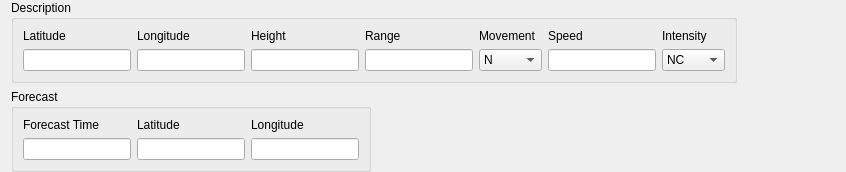
Old version of the form tafor/components/ui/sigmet_typhoon.ui in the repository up1and/tafor.
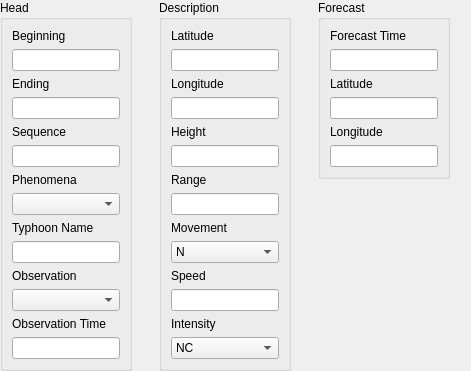
New version of the form.

Commit message: 重构 SIGMET 编辑器布局

What changed in the file:
```diff
--- a/tafor/components/ui/sigmet_typhoon.ui
+++ b/tafor/components/ui/sigmet_typhoon.ui
@@ -6,24 +6,190 @@
    <rect>
     <x>0</x>
     <y>0</y>
-    <width>846</width>
-    <height>164</height>
+    <width>471</width>
+    <height>334</height>
    </rect>
   </property>
   <property name="windowTitle">
    <string notr="true">Sigmet</string>
   </property>
-  <layout class="QVBoxLayout" name="verticalLayout">
+  <layout class="QGridLayout" name="gridLayout_3">
+   <property name="leftMargin">
+    <number>0</number>
+   </property>
    <property name="topMargin">
     <number>0</number>
    </property>
+   <property name="rightMargin">
+    <number>0</number>
+   </property>
    <property name="bottomMargin">
     <number>0</number>
    </property>
-   <item>
+   <item row="0" column="2" alignment="Qt::AlignLeft|Qt::AlignTop">
+    <widget class="QGroupBox" name="forecastGroup">
+     <property name="sizePolicy">
+      <sizepolicy hsizetype="Fixed" vsizetype="Fixed">
+       <horstretch>0</horstretch>
+       <verstretch>0</verstretch>
+      </sizepolicy>
+     </property>
+     <property name="title">
+      <string>Forecast</string>
+     </property>
+     <layout class="QGridLayout" name="gridLayout_2">
+      <item row="4" column="0">
+       <widget class="QLabel" name="forecastLongitudeLabel">
+        <property name="text">
+         <string>Longitude</string>
+        </property>
+        <property name="buddy">
+         <cstring>forecastLongitude</cstring>
+        </property>
+       </widget>
+      </item>
+      <item row="3" column="0">
+       <widget class="QLineEdit" name="forecastLatitude"/>
+      </item>
+      <item row="1" column="0">
+       <widget class="QLineEdit" name="forecastTime"/>
+      </item>
+      <item row="5" column="0">
+       <widget class="QLineEdit" name="forecastLongitude"/>
+      </item>
+      <item row="0" column="0">
+       <widget class="QLabel" name="forecastTimeLabel">
+        <property name="text">
+         <string>Forecast Time</string>
+        </property>
+        <property name="buddy">
+         <cstring>forecastTime</cstring>
+        </property>
+       </widget>
+      </item>
+      <item row="2" column="0">
+       <widget class="QLabel" name="forecastLatitudeLabel">
+        <property name="text">
+         <string>Latitude</string>
+        </property>
+        <property name="buddy">
+         <cstring>forecastLatitude</cstring>
+        </property>
+       </widget>
+      </item>
+     </layout>
+    </widget>
+   </item>
+   <item row="0" column="0" alignment="Qt::AlignLeft|Qt::AlignTop">
+    <widget class="QGroupBox" name="headGroup">
+     <property name="sizePolicy">
+      <sizepolicy hsizetype="Fixed" vsizetype="Fixed">
+       <horstretch>0</horstretch>
+       <verstretch>0</verstretch>
+      </sizepolicy>
+     </property>
+     <property name="title">
+      <string>Head</string>
+     </property>
+     <layout class="QGridLayout" name="gridLayout_4">
+      <item row="6" column="0">
+       <widget class="QLabel" name="phenomenaLabel">
+        <property name="text">
+         <string>Phenomena</string>
+        </property>
+        <property name="buddy">
+         <cstring>phenomena</cstring>
+        </property>
+       </widget>
+      </item>
+      <item row="10" column="0">
+       <widget class="QLabel" name="observationLabel">
+        <property name="text">
+         <string>Observation</string>
+        </property>
+        <property name="buddy">
+         <cstring>observation</cstring>
+        </property>
+       </widget>
+      </item>
+      <item row="1" column="0">
+       <widget class="QLineEdit" name="beginningTime"/>
+      </item>
+      <item row="7" column="0">
+       <widget class="QComboBox" name="phenomena"/>
+      </item>
+      <item row="4" column="0">
+       <widget class="QLabel" name="sequenceLabel">
+        <property name="text">
+         <string>Sequence</string>
+        </property>
+        <property name="buddy">
+         <cstring>sequence</cstring>
+        </property>
+       </widget>
+      </item>
+      <item row="9" column="0">
+       <widget class="QLineEdit" name="name"/>
+      </item>
+      <item row="0" column="0">
+       <widget class="QLabel" name="beginningTimeLabel">
+        <property name="text">
+         <string>Beginning</string>
+        </property>
+        <property name="buddy">
+         <cstring>beginningTime</cstring>
+        </property>
+       </widget>
+      </item>
+      <item row="12" column="0">
+       <widget class="QLabel" name="observationTimeLabel">
+        <property name="text">
+         <string>Observation Time</string>
+        </property>
+        <property name="buddy">
+         <cstring>observationTime</cstring>
+        </property>
+       </widget>
+      </item>
+      <item row="5" column="0">
+       <widget class="QLineEdit" name="sequence"/>
+      </item>
+      <item row="2" column="0">
+       <widget class="QLabel" name="endingTimeLabel">
+        <property name="text">
+         <string>Ending</string>
+        </property>
+        <property name="buddy">
+         <cstring>endingTime</cstring>
+        </property>
+       </widget>
+      </item>
+      <item row="3" column="0">
+       <widget class="QLineEdit" name="endingTime"/>
+      </item>
+      <item row="13" column="0">
+       <widget class="QLineEdit" name="observationTime"/>
+      </item>
+      <item row="8" column="0">
+       <widget class="QLabel" name="nameLabel">
+        <property name="text">
+         <string notr="true">Typhoon Name</string>
+        </property>
+        <property name="buddy">
+         <cstring>name</cstring>
+        </property>
+       </widget>
+      </item>
+      <item row="11" column="0">
+       <widget class="QComboBox" name="observation"/>
+      </item>
+     </layout>
+    </widget>
+   </item>
+   <item row="0" column="1" alignment="Qt::AlignLeft|Qt::AlignTop">
     <widget class="QGroupBox" name="descriptionGroup">
      <property name="sizePolicy">
-      <sizepolicy hsizetype="Fixed" vsizetype="Preferred">
+      <sizepolicy hsizetype="Fixed" vsizetype="Fixed">
        <horstretch>0</horstretch>
        <verstretch>0</verstretch>
       </sizepolicy>
@@ -32,20 +198,7 @@
       <string>Description</string>
      </property>
      <layout class="QGridLayout" name="gridLayout">
-      <item row="1" column="1">
-       <widget class="QLineEdit" name="currentLongitude"/>
-      </item>
-      <item row="0" column="0">
-       <widget class="QLabel" name="currentLatitudeLabel">
-        <property name="text">
-         <string>Latitude</string>
-        </property>
-        <property name="buddy">
-         <cstring>currentLatitude</cstring>
-        </property>
-       </widget>
-      </item>
-      <item row="0" column="1">
+      <item row="2" column="0">
        <widget class="QLabel" name="currentLongitudeLabel">
         <property name="text">
          <string>Longitude</string>
@@ -55,59 +208,7 @@
         </property>
        </widget>
       </item>
-      <item row="1" column="0">
-       <widget class="QLineEdit" name="currentLatitude"/>
-      </item>
-      <item row="0" column="3">
-       <widget class="QLabel" name="rangeLabel">
-        <property name="text">
-         <string>Range</string>
-        </property>
-        <property name="buddy">
-         <cstring>range</cstring>
-        </property>
-       </widget>
-      </item>
-      <item row="1" column="3">
-       <widget class="QLineEdit" name="range"/>
-      </item>
-      <item row="0" column="2">
-       <widget class="QLabel" name="heightLabel">
-        <property name="text">
-         <string>Height</string>
-        </property>
-        <property name="buddy">
-         <cstring>height</cstring>
-        </property>
-       </widget>
-      </item>
-      <item row="1" column="2">
-       <widget class="QLineEdit" name="height"/>
-      </item>
-      <item row="0" column="5">
-       <widget class="QLabel" name="speedLabel">
-        <property name="text">
-         <string>Speed</string>
-        </property>
-        <property name="buddy">
-         <cstring>speed</cstring>
-        </property>
-       </widget>
-      </item>
-      <item row="0" column="4">
-       <widget class="QLabel" name="movementLabel">
-        <property name="text">
-         <string>Movement</string>
-        </property>
-        <property name="buddy">
-         <cstring>movement</cstring>
-        </property>
-       </widget>
-      </item>
-      <item row="1" column="5">
-       <widget class="QLineEdit" name="speed"/>
-      </item>
-      <item row="1" column="4">
+      <item row="9" column="0">
        <widget class="QComboBox" name="movement">
         <item>
          <property name="text">
@@ -196,7 +297,53 @@
         </item>
        </widget>
       </item>
-      <item row="0" column="6">
+      <item row="7" column="0">
+       <widget class="QLineEdit" name="range"/>
+      </item>
+      <item row="10" column="0">
+       <widget class="QLabel" name="speedLabel">
+        <property name="text">
+         <string>Speed</string>
+        </property>
+        <property name="buddy">
+         <cstring>speed</cstring>
+        </property>
+       </widget>
+      </item>
+      <item row="4" column="0">
+       <widget class="QLabel" name="heightLabel">
+        <property name="text">
+         <string>Height</string>
+        </property>
+        <property name="buddy">
+         <cstring>height</cstring>
+        </property>
+       </widget>
+      </item>
+      <item row="5" column="0">
+       <widget class="QLineEdit" name="height"/>
+      </item>
+      <item row="0" column="0">
+       <widget class="QLabel" name="currentLatitudeLabel">
+        <property name="text">
+         <string>Latitude</string>
+        </property>
+        <property name="buddy">
+         <cstring>currentLatitude</cstring>
+        </property>
+       </widget>
+      </item>
+      <item row="6" column="0">
+       <widget class="QLabel" name="rangeLabel">
+        <property name="text">
+         <string>Range</string>
+        </property>
+        <property name="buddy">
+         <cstring>range</cstring>
+        </property>
+       </widget>
+      </item>
+      <item row="12" column="0">
        <widget class="QLabel" name="intensityChangeLabel">
         <property name="text">
          <string>Intensity</string>
@@ -206,7 +353,26 @@
         </property>
        </widget>
       </item>
-      <item row="1" column="6">
+      <item row="3" column="0">
+       <widget class="QLineEdit" name="currentLongitude"/>
+      </item>
+      <item row="11" column="0">
+       <widget class="QLineEdit" name="speed"/>
+      </item>
+      <item row="1" column="0">
+       <widget class="QLineEdit" name="currentLatitude"/>
+      </item>
+      <item row="8" column="0">
+       <widget class="QLabel" name="movementLabel">
+        <property name="text">
+         <string>Movement</string>
+        </property>
+        <property name="buddy">
+         <cstring>movement</cstring>
+        </property>
+       </widget>
+      </item>
+      <item row="13" column="0">
        <widget class="QComboBox" name="intensityChange">
         <item>
          <property name="text">
@@ -228,60 +394,6 @@
      </layout>
     </widget>
    </item>
-   <item>
-    <widget class="QGroupBox" name="forecastGroup">
-     <property name="sizePolicy">
-      <sizepolicy hsizetype="Fixed" vsizetype="Preferred">
-       <horstretch>0</horstretch>
-       <verstretch>0</verstretch>
-      </sizepolicy>
-     </property>
-     <property name="title">
-      <string>Forecast</string>
-     </property>
-     <layout class="QGridLayout" name="gridLayout_2">
-      <item row="1" column="2">
-       <widget class="QLineEdit" name="forecastLongitude"/>
-      </item>
-      <item row="0" column="0">
-       <widget class="QLabel" name="forecastTimeLabel">
-        <property name="text">
-         <string>Forecast Time</string>
-        </property>
-        <property name="buddy">
-         <cstring>forecastTime</cstring>
-        </property>
-       </widget>
-      </item>
-      <item row="1" column="1">
-       <widget class="QLineEdit" name="forecastLatitude"/>
-      </item>
-      <item row="1" column="0">
-       <widget class="QLineEdit" name="forecastTime"/>
-      </item>
-      <item row="0" column="2">
-       <widget class="QLabel" name="forecastLongitudeLabel">
-        <property name="text">
-         <string>Longitude</string>
-        </property>
-        <property name="buddy">
-         <cstring>forecastLongitude</cstring>
-        </property>
-       </widget>
-      </item>
-      <item row="0" column="1">
-       <widget class="QLabel" name="forecastLatitudeLabel">
-        <property name="text">
-         <string>Latitude</string>
-        </property>
-        <property name="buddy">
-         <cstring>forecastLatitude</cstring>
-        </property>
-       </widget>
-      </item>
-     </layout>
-    </widget>
-   </item>
   </layout>
  </widget>
  <tabstops>
```
The commit also changes 30 other files.
